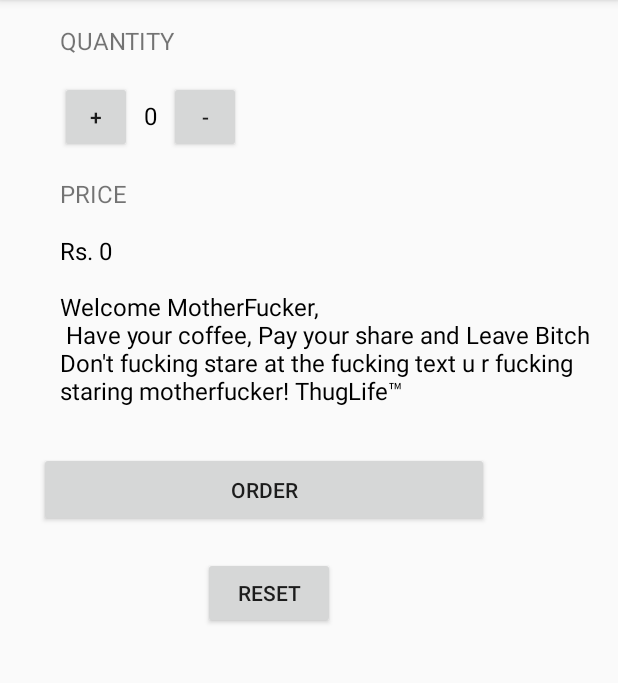
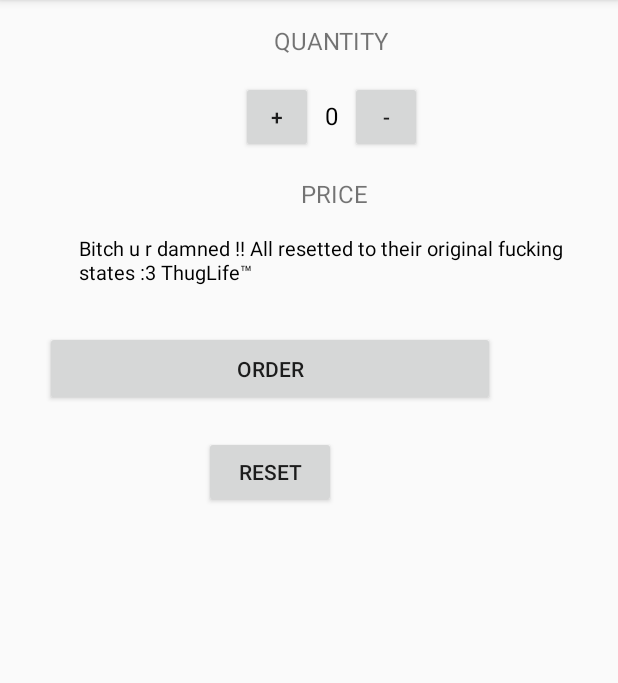
Before and after one commit to jashaswee/JustJava, an Android app: the screen it shows after launch (MainActivity), after a tap on "RESET", on a phone screen of 412 x 824 dp, the part 84-767 px from its top. Run offline under Robolectric (Android 15) with nearby library versions, the phone set to English and light mode, and no system bars.

Commit message:
Tried to center align buttons ...

```diff
--- a/app/src/main/java/com/example/android/justjava/MainActivity.java
+++ b/app/src/main/java/com/example/android/justjava/MainActivity.java
@@ -37,6 +37,12 @@ public class MainActivity extends ActionBarActivity {
         display(quantity);
     }
 
+    public void reset(View view) {
+        quantity=0;
+        display(quantity);
+        displayMessage("Bitch u r damned !! All resetted to their original fucking states :3 ThugLife™ ");
+    }
+
 
     /**
      * This method displays the given quantity value on the screen.
--- a/app/src/main/res/layout/activity_main.xml
+++ b/app/src/main/res/layout/activity_main.xml
@@ -11,19 +11,31 @@
     xmlns:tools = "http://schemas.android.com/tools"
     android:layout_width = "wrap_content"
     android:layout_height = "wrap_content"
-    android:layout_marginLeft = "40dp"
+    android:layout_marginLeft = "30dp"
     android:orientation = "vertical"
     tools:context = "com.example.android.justjava.MainActivity">
+
+    <LinearLayout xmlns:android = "http://schemas.android.com/apk/res/android"
+        xmlns:tools = "http://schemas.android.com/tools"
+        android:layout_width = "wrap_content"
+        android:layout_height = "wrap_content"
+        android:orientation = "vertical"
+        android:layout_gravity="center"
+        tools:context = "com.example.android.justjava.MainActivity">
+
 
     <TextView
         android:layout_width = "wrap_content"
         android:layout_height = "wrap_content"
         android:text = "Quantity"
+        android:gravity="center"
+        android:layout_marginLeft="22dp"
         android:textAppearance = "?android:textAppearanceSmall"
         android:paddingTop = "16dp"
         android:textAllCaps = "true"
         android:paddingBottom="16dp"
         android:textSize = "16sp" />
+
 
     <LinearLayout xmlns:android = "http://schemas.android.com/apk/res/android"
         xmlns:tools = "http://schemas.android.com/tools"
@@ -56,6 +68,14 @@
 
         </LinearLayout>
 
+    <LinearLayout xmlns:android = "http://schemas.android.com/apk/res/android"
+        xmlns:tools = "http://schemas.android.com/tools"
+        android:layout_width = "wrap_content"
+        android:layout_height = "wrap_content"
+        android:layout_marginLeft = "40dp"
+        android:orientation = "vertical"
+        tools:context = "com.example.android.justjava.MainActivity">
+
    <TextView
        android:layout_width = "wrap_content"
        android:layout_height = "wrap_content"
@@ -64,43 +84,94 @@
        android:textAllCaps = "true"
        android:textSize = "16sp" />
 
+        </LinearLayout>
+
+        </LinearLayout>
+
+    <LinearLayout xmlns:android = "http://schemas.android.com/apk/res/android"
+        xmlns:tools = "http://schemas.android.com/tools"
+        android:layout_width = "wrap_content"
+        android:layout_height = "wrap_content"
+        android:orientation = "vertical"
+        tools:context = "com.example.android.justjava.MainActivity">
+
+        <LinearLayout xmlns:android = "http://schemas.android.com/apk/res/android"
+            xmlns:tools = "http://schemas.android.com/tools"
+            android:layout_width = "wrap_content"
+            android:layout_height = "wrap_content"
+            android:orientation = "vertical"
+            android:layout_gravity="center_horizontal"
+            android:paddingRight="10dp"
+            android:layout_marginLeft="15dp"
+            tools:context = "com.example.android.justjava.MainActivity">
     <TextView
         android:layout_width="wrap_content"
         android:layout_height="wrap_content"
-        android:text="Rs. 0 \n\nWelcome MotherFucker, \n Have your coffee, Pay your share and Leave Bitch \nDon't fucking stare at the fucking text u r fucking staring motherfucker! ThugLife™"
+        android:text="Rs. 0 \n\nWelcome MotherFucker, \n Have your coffee, Pay your share and Leave"
+        android:textSize = "13sp"
         android:id="@+id/price_text_view"
-        android:textSize = "16sp"
+        android:layout_gravity="center"
         android:textColor = "@android:color/black"
         android:paddingTop="16dp"/>
 
-    </LinearLayout>
+        </LinearLayout>
+        </LinearLayout>
 
-    <RelativeLayout xmlns:android = "http://schemas.android.com/apk/res/android"
+
+
+
+
+    <LinearLayout xmlns:android = "http://schemas.android.com/apk/res/android"
         xmlns:tools = "http://schemas.android.com/tools"
         android:layout_width = "wrap_content"
         android:layout_height = "wrap_content"
         android:orientation = "vertical"
         android:layout_marginTop = "30dp"
-        android:layout_marginStart="26dp"
-        android:layout_marginLeft="26dp"
         tools:context = "com.example.android.justjava.MainActivity">
+
+        <LinearLayout xmlns:android = "http://schemas.android.com/apk/res/android"
+            xmlns:tools = "http://schemas.android.com/tools"
+            android:layout_width = "wrap_content"
+            android:layout_height = "wrap_content"
+            android:orientation = "vertical"
+            android:layout_gravity="center"
+            tools:context = "com.example.android.justjava.MainActivity">
+
         <Button
             android:layout_width = "300dp"
             android:layout_height = "50dp"
-            android:layout_marginBottom = "20dp"
             android:text = "ORDER"
+            android:layout_marginBottom="20dp"
             android:onClick = "submitOrder"/>
 
+            </LinearLayout>
 
-        </RelativeLayout>
+        <LinearLayout xmlns:android = "http://schemas.android.com/apk/res/android"
+            xmlns:tools = "http://schemas.android.com/tools"
+            android:layout_width = "wrap_content"
+            android:layout_height = "wrap_content"
+            android:orientation = "vertical"
+            android:layout_gravity="center"
+            tools:context = "com.example.android.justjava.MainActivity">
+
 
 
     <Button
-        android:layout_width = "wrap_content"
-        android:layout_height = "wrap_content"
-        android:text = "RESET"
-        android:layout_marginLeft="135dp"
-        android:onClick = "reset"/>
+            android:layout_width = "wrap_content"
+            android:layout_height = "wrap_content"
+            android:text = "RESET"
+            android:layout_centerVertical="true"
+            android:layout_centerHorizontal="true"
+            android:onClick = "reset"/>
+
+            </LinearLayout>
+
+
+
+
+
+    </LinearLayout>
+    </LinearLayout>
 
 
 </LinearLayout>
```
